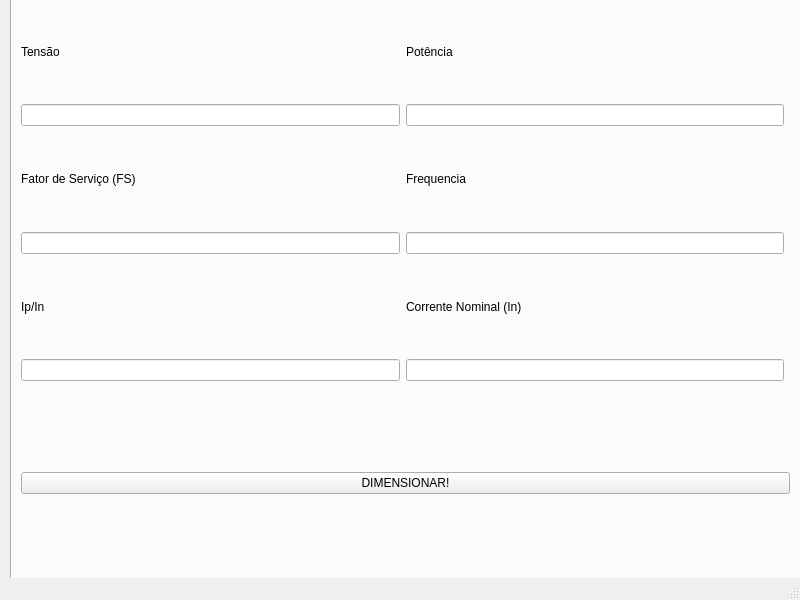
Above: ProjectIF/mainwindow.ui from RukasuDesuu/ProjectIF-3SEM before the change. Below: the same form after it.
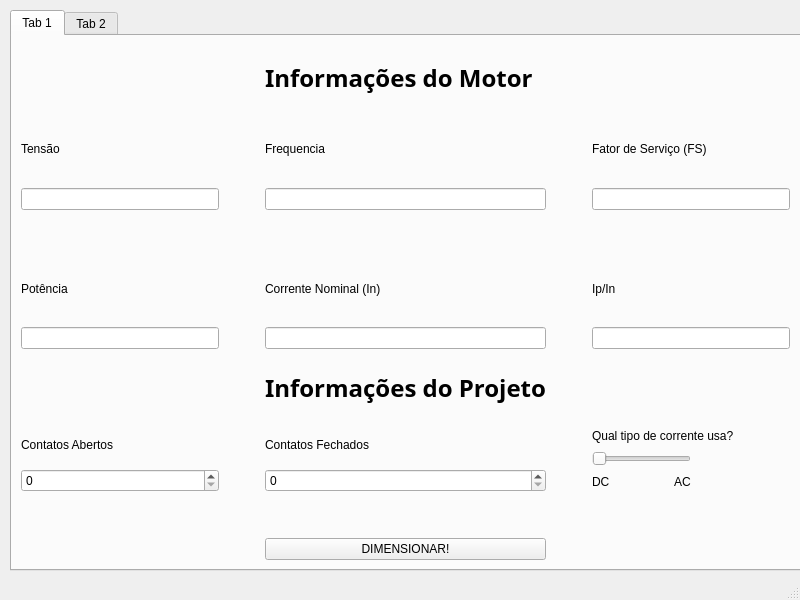
That is the form after the change.

```diff
--- a/ProjectIF/mainwindow.ui
+++ b/ProjectIF/mainwindow.ui
@@ -24,9 +24,9 @@
     <property name="geometry">
      <rect>
       <x>10</x>
-      <y>-30</y>
+      <y>10</y>
       <width>791</width>
-      <height>621</height>
+      <height>561</height>
      </rect>
     </property>
     <property name="currentIndex">
@@ -37,73 +37,288 @@
       <string>Tab 1</string>
      </attribute>
      <layout class="QGridLayout" name="gridLayout">
-      <item row="6" column="2">
+      <item row="10" column="1">
+       <layout class="QGridLayout" name="gridLayout_2">
+        <item row="1" column="0">
+         <widget class="QSpinBox" name="CAspn"/>
+        </item>
+        <item row="0" column="0">
+         <widget class="QLabel" name="CAlbl">
+          <property name="text">
+           <string>Contatos Abertos</string>
+          </property>
+         </widget>
+        </item>
+       </layout>
+      </item>
+      <item row="1" column="3">
+       <widget class="QLabel" name="freqlbl">
+        <property name="text">
+         <string>Frequencia</string>
+        </property>
+       </widget>
+      </item>
+      <item row="7" column="3">
        <widget class="QLineEdit" name="inTxt"/>
       </item>
-      <item row="1" column="1">
-       <widget class="QLineEdit" name="tensaoTxt"/>
-      </item>
-      <item row="0" column="1">
-       <widget class="QLabel" name="tensaolbl">
-        <property name="text">
-         <string>Tensão</string>
-        </property>
-       </widget>
-      </item>
       <item row="5" column="1">
-       <widget class="QLabel" name="ipinlbl">
-        <property name="text">
-         <string>Ip/In</string>
-        </property>
-       </widget>
-      </item>
-      <item row="6" column="1">
-       <widget class="QLineEdit" name="ipinTxt"/>
-      </item>
-      <item row="0" column="2">
        <widget class="QLabel" name="potlbl">
         <property name="text">
          <string>Potência</string>
         </property>
        </widget>
       </item>
-      <item row="3" column="2">
-       <widget class="QLabel" name="freqlbl">
+      <item row="2" column="2">
+       <spacer name="horizontalSpacer">
+        <property name="orientation">
+         <enum>Qt::Horizontal</enum>
+        </property>
+        <property name="sizeType">
+         <enum>QSizePolicy::Fixed</enum>
+        </property>
+        <property name="sizeHint" stdset="0">
+         <size>
+          <width>40</width>
+          <height>20</height>
+         </size>
+        </property>
+       </spacer>
+      </item>
+      <item row="11" column="3">
+       <spacer name="verticalSpacer">
+        <property name="orientation">
+         <enum>Qt::Vertical</enum>
+        </property>
+        <property name="sizeType">
+         <enum>QSizePolicy::Fixed</enum>
+        </property>
+        <property name="sizeHint" stdset="0">
+         <size>
+          <width>20</width>
+          <height>40</height>
+         </size>
+        </property>
+       </spacer>
+      </item>
+      <item row="5" column="5">
+       <widget class="QLabel" name="ipinlbl">
         <property name="text">
-         <string>Frequencia</string>
+         <string>Ip/In</string>
         </property>
        </widget>
       </item>
-      <item row="4" column="2">
+      <item row="8" column="3">
+       <widget class="QLabel" name="label_2">
+        <property name="font">
+         <font>
+          <family>Segoe UI Black</family>
+          <pointsize>18</pointsize>
+          <bold>true</bold>
+         </font>
+        </property>
+        <property name="text">
+         <string>Informações do Projeto</string>
+        </property>
+       </widget>
+      </item>
+      <item row="8" column="1">
+       <spacer name="verticalSpacer_2">
+        <property name="orientation">
+         <enum>Qt::Vertical</enum>
+        </property>
+        <property name="sizeType">
+         <enum>QSizePolicy::Fixed</enum>
+        </property>
+        <property name="sizeHint" stdset="0">
+         <size>
+          <width>20</width>
+          <height>40</height>
+         </size>
+        </property>
+       </spacer>
+      </item>
+      <item row="1" column="5">
+       <widget class="QLabel" name="fslbl">
+        <property name="text">
+         <string>Fator de Serviço (FS)</string>
+        </property>
+       </widget>
+      </item>
+      <item row="2" column="5">
+       <widget class="QLineEdit" name="fstxt"/>
+      </item>
+      <item row="3" column="1">
+       <spacer name="verticalSpacer_3">
+        <property name="orientation">
+         <enum>Qt::Vertical</enum>
+        </property>
+        <property name="sizeType">
+         <enum>QSizePolicy::Preferred</enum>
+        </property>
+        <property name="sizeHint" stdset="0">
+         <size>
+          <width>20</width>
+          <height>40</height>
+         </size>
+        </property>
+       </spacer>
+      </item>
+      <item row="2" column="1">
+       <widget class="QLineEdit" name="tensaoTxt"/>
+      </item>
+      <item row="2" column="3">
        <widget class="QLineEdit" name="freqTxt"/>
       </item>
-      <item row="5" column="2">
+      <item row="1" column="1">
+       <widget class="QLabel" name="tensaolbl">
+        <property name="text">
+         <string>Tensão</string>
+        </property>
+       </widget>
+      </item>
+      <item row="7" column="5">
+       <widget class="QLineEdit" name="ipinTxt"/>
+      </item>
+      <item row="2" column="4">
+       <spacer name="horizontalSpacer_2">
+        <property name="orientation">
+         <enum>Qt::Horizontal</enum>
+        </property>
+        <property name="sizeType">
+         <enum>QSizePolicy::Fixed</enum>
+        </property>
+        <property name="sizeHint" stdset="0">
+         <size>
+          <width>40</width>
+          <height>20</height>
+         </size>
+        </property>
+       </spacer>
+      </item>
+      <item row="7" column="1">
+       <widget class="QLineEdit" name="potTxt"/>
+      </item>
+      <item row="0" column="3">
+       <widget class="QLabel" name="label">
+        <property name="font">
+         <font>
+          <family>Segoe UI Black</family>
+          <pointsize>18</pointsize>
+          <bold>true</bold>
+         </font>
+        </property>
+        <property name="text">
+         <string>Informações do Motor</string>
+        </property>
+       </widget>
+      </item>
+      <item row="10" column="3">
+       <layout class="QGridLayout" name="gridLayout_3">
+        <item row="0" column="0">
+         <widget class="QLabel" name="CFlbl">
+          <property name="text">
+           <string>Contatos Fechados</string>
+          </property>
+         </widget>
+        </item>
+        <item row="2" column="0">
+         <widget class="QSpinBox" name="CFspn"/>
+        </item>
+       </layout>
+      </item>
+      <item row="5" column="3">
        <widget class="QLabel" name="inlbl">
         <property name="text">
          <string>Corrente Nominal (In)</string>
         </property>
        </widget>
       </item>
-      <item row="1" column="2">
-       <widget class="QLineEdit" name="potTxt"/>
-      </item>
-      <item row="4" column="1">
-       <widget class="QLineEdit" name="fstxt"/>
-      </item>
-      <item row="3" column="1">
-       <widget class="QLabel" name="fslbl">
-        <property name="text">
-         <string>Fator de Serviço (FS)</string>
-        </property>
-       </widget>
-      </item>
-      <item row="13" column="1" rowspan="2" colspan="3">
+      <item row="12" column="3">
        <widget class="QPushButton" name="calcBtn">
         <property name="text">
          <string>DIMENSIONAR!</string>
         </property>
        </widget>
       </item>
+      <item row="10" column="5">
+       <layout class="QVBoxLayout" name="verticalLayout">
+        <item>
+         <widget class="QLabel" name="ACDClbl">
+          <property name="text">
+           <string>Qual tipo de corrente usa?</string>
+          </property>
+         </widget>
+        </item>
+        <item>
+         <layout class="QHBoxLayout" name="horizontalLayout_3">
+          <item>
+           <layout class="QVBoxLayout" name="verticalLayout_2">
+            <item>
+             <widget class="QSlider" name="ACDCslider">
+              <property name="maximum">
+               <number>1</number>
+              </property>
+              <property name="orientation">
+               <enum>Qt::Horizontal</enum>
+              </property>
+             </widget>
+            </item>
+            <item>
+             <layout class="QHBoxLayout" name="horizontalLayout_2">
+              <item>
+               <widget class="QLabel" name="DClbl">
+                <property name="text">
+                 <string>DC</string>
+                </property>
+               </widget>
+              </item>
+              <item>
+               <spacer name="horizontalSpacer_3">
+                <property name="orientation">
+                 <enum>Qt::Horizontal</enum>
+                </property>
+                <property name="sizeType">
+                 <enum>QSizePolicy::Expanding</enum>
+                </property>
+                <property name="sizeHint" stdset="0">
+                 <size>
+                  <width>40</width>
+                  <height>20</height>
+                 </size>
+                </property>
+               </spacer>
+              </item>
+              <item>
+               <widget class="QLabel" name="AClbl">
+                <property name="layoutDirection">
+                 <enum>Qt::RightToLeft</enum>
+                </property>
+                <property name="text">
+                 <string>AC</string>
+                </property>
+               </widget>
+              </item>
+             </layout>
+            </item>
+           </layout>
+          </item>
+          <item>
+           <spacer name="horizontalSpacer_4">
+            <property name="orientation">
+             <enum>Qt::Horizontal</enum>
+            </property>
+            <property name="sizeHint" stdset="0">
+             <size>
+              <width>40</width>
+              <height>20</height>
+             </size>
+            </property>
+           </spacer>
+          </item>
+         </layout>
+        </item>
+       </layout>
+      </item>
      </layout>
     </widget>
     <widget class="QWidget" name="pag2">
```
